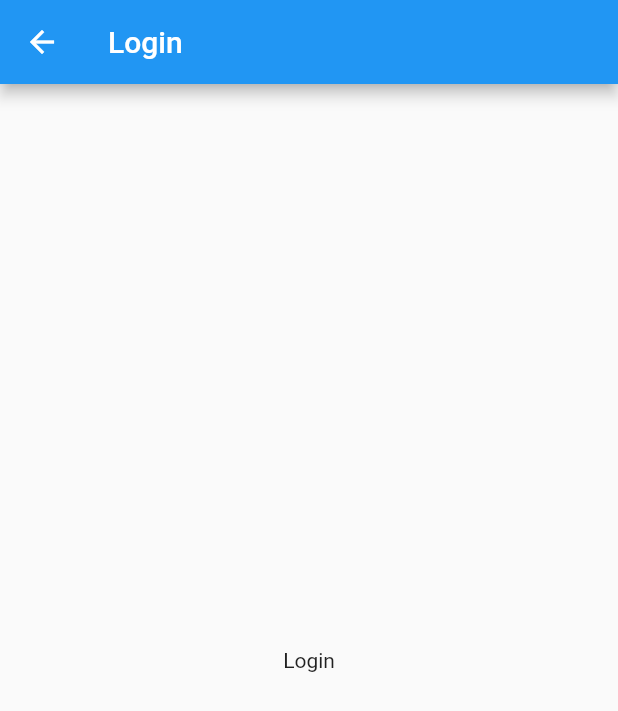
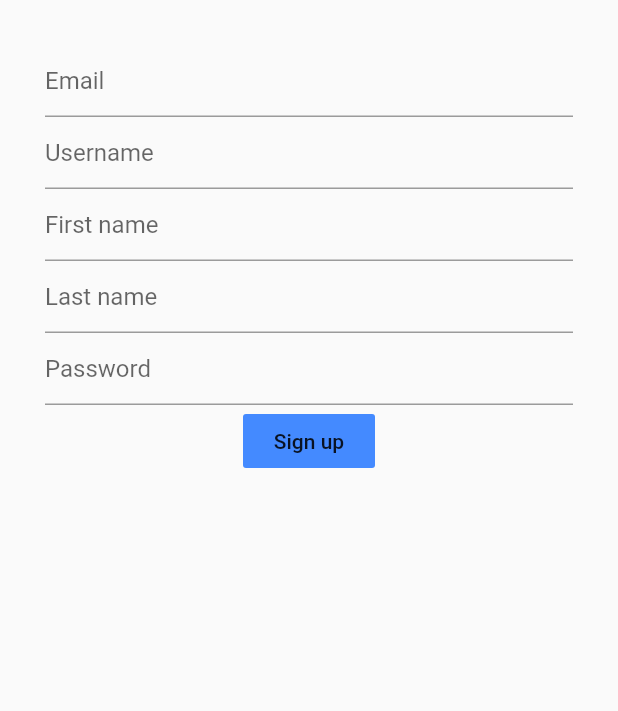
Before and after one commit to vishnuramv/Sticky-Notes, a Flutter app: the LoginPage screen opened directly, on a phone screen of 412 x 824 dp. Shown: the top 711 px of the screen. Run offline on Flutter 3.47's test engine with Material 2 defaults, Android fonts, the light colour scheme and no system bars; our stand-ins replace rxdart, shared_preferences; accounts and stored records are empty.

Commit message:
Added signup

```diff
--- a/TodoApp/lib/UI/Login/loginscreen.dart
+++ b/TodoApp/lib/UI/Login/loginscreen.dart
@@ -1,5 +1,5 @@
+import 'package:TodoApp/bloc/blocs/user_bloc_provider.dart';
 import 'package:flutter/material.dart';
-
 
 class LoginPage extends StatefulWidget {
   @override
@@ -7,14 +7,52 @@ class LoginPage extends StatefulWidget {
 }
 
 class _LoginPageState extends State<LoginPage> {
+  TextEditingController emailController = new TextEditingController();
+  TextEditingController userNameController = new TextEditingController();
+  TextEditingController firstNameController = new TextEditingController();
+  TextEditingController lastNameController = new TextEditingController();
+  TextEditingController passwordController = new TextEditingController();
+
   @override
   Widget build(BuildContext context) {
     return Scaffold(
-      appBar: AppBar(
-        title: Text('Login'),
-      ),
       body: Center(
-        child:  Text('Login'),
+        child: Container(
+          padding: EdgeInsets.all(30),
+          child: Column(
+            children: <Widget>[
+              TextField(
+                controller: emailController,
+                decoration: InputDecoration(hintText: "Email"),
+              ),
+              TextField(
+                controller: userNameController,
+                decoration: InputDecoration(hintText: "Username"),
+              ),
+              TextField(
+                controller: firstNameController,
+                decoration: InputDecoration(hintText: "First name"),
+              ),
+              TextField(
+                controller: lastNameController,
+                decoration: InputDecoration(hintText: "Last name"),
+              ),
+              TextField(
+                controller: passwordController,
+                decoration: InputDecoration(hintText: "Password"),
+              ),
+              FlatButton(
+                color: Colors.blueAccent,
+                child: Text('Sign up'),
+                onPressed: () {
+                  if (userNameController.text != null || firstNameController.text != null || lastNameController.text != null || emailController.text != null || passwordController.text != null) {
+                  bloc.registerUser(userNameController.text, firstNameController.text ?? "", lastNameController.text, emailController.text, passwordController.text);
+                  }
+                }
+              )
+            ],
+          ),
+        ),
       ),
     );
   }
--- a/TodoApp/lib/main.dart
+++ b/TodoApp/lib/main.dart
@@ -22,7 +22,7 @@ class MyApp extends StatelessWidget {
         primarySwatch: Colors.blue,
         visualDensity: VisualDensity.adaptivePlatformDensity,
       ),
-      home: MyHomePage(),
+      home: LoginPage(),
       // home: FutureBuilder(
       //   future: getUser(),
       //   builder: (BuildContext context, AsyncSnapshot snapshot) {
@@ -101,7 +101,7 @@ class MyHomePage extends StatefulWidget {
 class _MyHomePageState extends State<MyHomePage> {
   @override
   Widget build(BuildContext context) {
-    bloc.registerUser('test1', 'test', '1', 'test1@.com', '123test');
+    // bloc.registerUser('test3', 'test', '3', 'test3@.com', '1234test');
     return MaterialApp(
       debugShowCheckedModeBanner: false,
       color: Colors.yellow,
--- a/TodoApp/lib/models/classes/user.dart
+++ b/TodoApp/lib/models/classes/user.dart
@@ -5,7 +5,7 @@ class User {
   String email;
   String password;
   String api_key;
-  String id;
+  int id;
 
   User(this.username, this.firstname, this.lastname, this.email, this.password,
       this.api_key, this.id);
```
Also changed, not shown: TodoApp/lib/bloc/resources/api.dart (+6 -5 lines), 1 other file.
